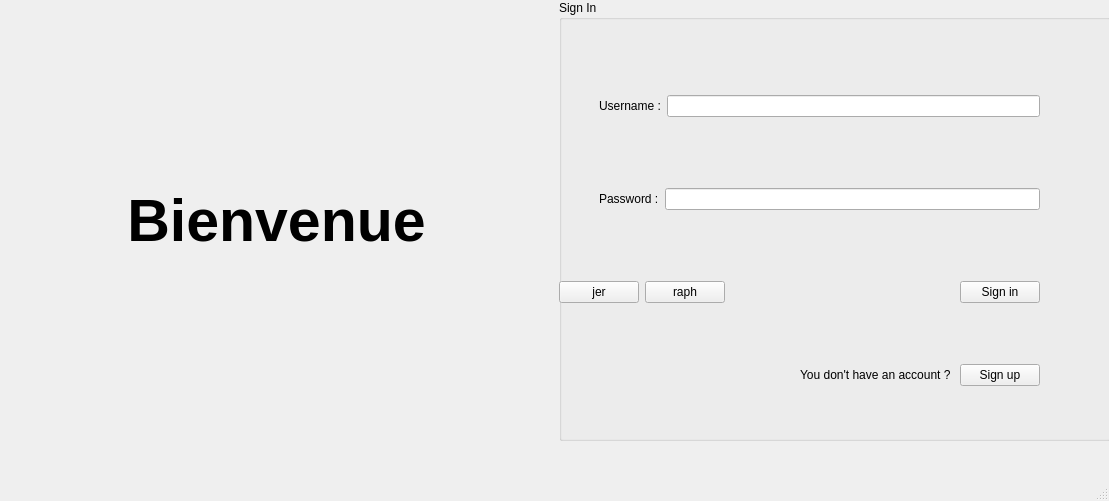
This is puissance4/loginwindow.ui in rvasseur31/puissance-4 as Qt 5 draws it before an edit. The edited form follows.
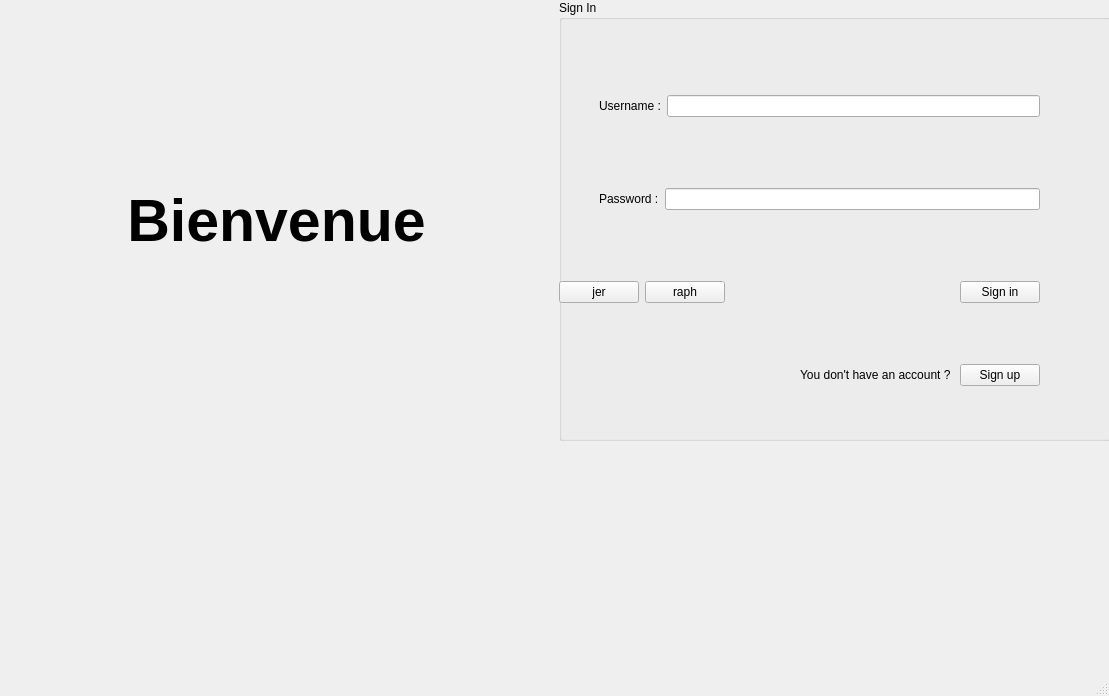
This is the edited form.

```diff
--- a/puissance4/loginwindow.ui
+++ b/puissance4/loginwindow.ui
@@ -7,7 +7,7 @@
     <x>0</x>
     <y>0</y>
     <width>1109</width>
-    <height>501</height>
+    <height>696</height>
    </rect>
   </property>
   <property name="windowTitle">
```
